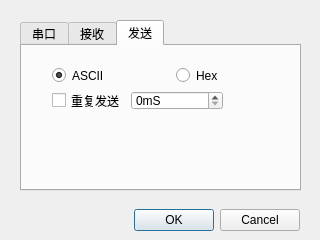
First picture: the form in ui_settings.ui, repository folreams/SerialAssistant, before the edit.
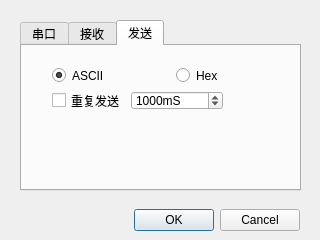
Second picture: the form after the edit. The open tabs and pages were chosen to show the change.

Commit message: add mainwindow settings

The edit to the form file:
```diff
--- a/ui_settings.ui
+++ b/ui_settings.ui
@@ -349,6 +349,15 @@
         <property name="suffix">
          <string>mS</string>
         </property>
+        <property name="maximum">
+         <number>16000000</number>
+        </property>
+        <property name="singleStep">
+         <number>100</number>
+        </property>
+        <property name="value">
+         <number>1000</number>
+        </property>
        </widget>
       </item>
      </layout>
```
Left out of the diff: 2 changed lines with no effect on the pictures. The commit also changes 8 other files.
